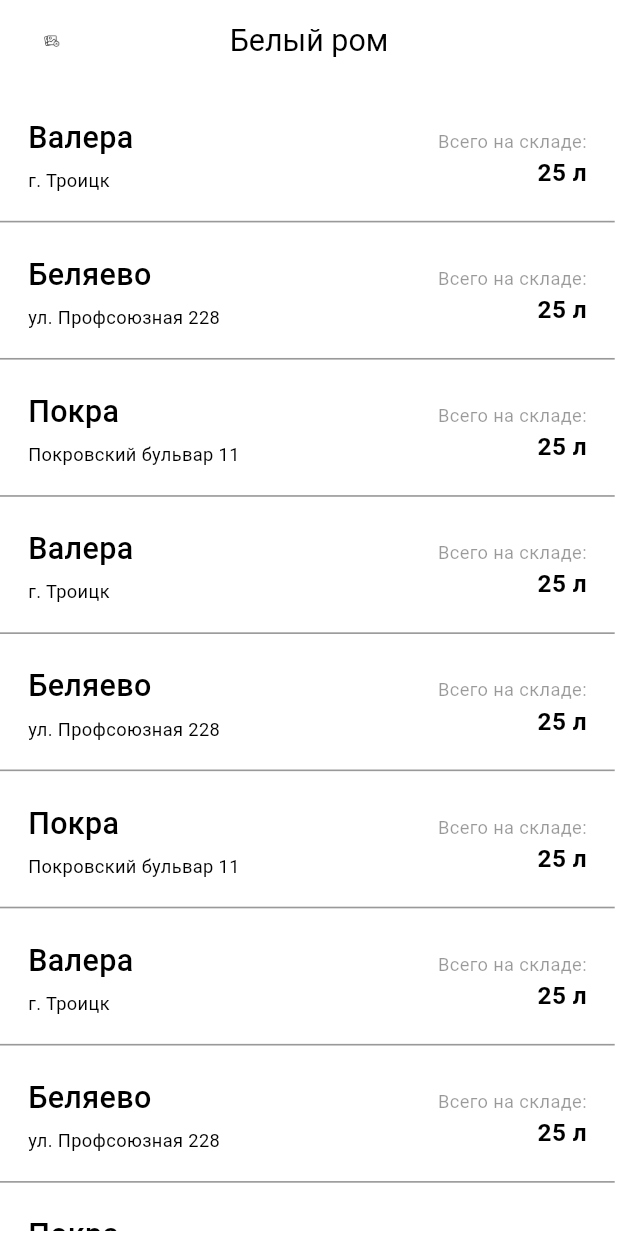
After one commit to nvsich/csevent, a Flutter app: the Dashboard screen opened by its route, after a tap on "На каких складах?", on a phone screen of 412 x 824 dp. The commit adds this screen. Run offline on Flutter 3.47's test engine with Material 3 defaults, Android fonts, the phone set to English and light mode, and no system bars; our stand-ins replace cached_network_image, flutter_svg, pin_code_fields; Roboto replaces fonts that are missing (Montserrat).

Commit message:
add WarehousesWithProductScreen

```diff
--- a/lib/routes/route_generator.dart
+++ b/lib/routes/route_generator.dart
@@ -5,6 +5,7 @@ import 'package:csevent/screens/dashboard/screens/dashboard.dart';
 import 'package:csevent/screens/dashboard/screens/events/add_new_event_screen.dart';
 import 'package:csevent/screens/dashboard/screens/products/add_product_screen.dart';
 import 'package:csevent/screens/dashboard/screens/products/filter_products_screen.dart';
+import 'package:csevent/screens/dashboard/screens/products/warehouses_with_product.dart';
 import 'package:csevent/screens/dashboard/screens/warehouses/add_new_warehouse_screen.dart';
 import 'package:csevent/screens/dashboard/screens/warehouses/add_product_to_warehouse_screen.dart';
 import 'package:csevent/screens/dashboard/screens/warehouses/edit_product_in_warehouse_screen.dart';
@@ -33,6 +34,8 @@ class RouteGenerator {
   static const String addNewProduct = '/dashboard/products/add-new';
 
   static const String filterProducts = '/dashboard/products/filter';
+
+  static const String warehousesWithProduct = '/dashboard/products/warehouses';
 
   static const String profile = '/profile';
 
@@ -103,6 +106,10 @@ class RouteGenerator {
       case filterProducts:
         return MaterialPageRoute(builder: (_) => const FilterProductsScreen());
 
+      case warehousesWithProduct:
+        return MaterialPageRoute(
+            builder: (_) => WarehousesWithProduct(productId: args as String));
+
       default:
         return _errorRoute();
     }
--- a/lib/screens/dashboard/screens/products/products_screen.dart
+++ b/lib/screens/dashboard/screens/products/products_screen.dart
@@ -166,13 +166,18 @@ class ProductsScreen extends StatelessWidget {
           _buildTotal(
             context: context,
             amount: productAmount,
+            productId: productName,
           ),
         ],
       ),
     );
   }
 
-  Widget _buildTotal({required BuildContext context, required String amount}) {
+  Widget _buildTotal({
+    required BuildContext context,
+    required String amount,
+    required String productId,
+  }) {
     return Column(
       crossAxisAlignment: CrossAxisAlignment.end,
       children: [
@@ -194,10 +199,18 @@ class ProductsScreen extends StatelessWidget {
         SizedBox(
           height: 6.v,
         ),
-        Text(
-          "На каких складах?",
-          style: theme.textTheme.labelLarge!.copyWith(
-            color: theme.colorScheme.primary,
+        GestureDetector(
+          onTap: () {
+            Navigator.of(context).pushNamed(
+              RouteGenerator.warehousesWithProduct,
+              arguments: productId,
+            );
+          },
+          child: Text(
+            "На каких складах?",
+            style: theme.textTheme.labelLarge!.copyWith(
+              color: theme.colorScheme.primary,
+            ),
           ),
         )
       ],
--- /dev/null
+++ b/lib/screens/dashboard/screens/products/warehouses_with_product.dart
@@ -0,0 +1,162 @@
+import 'package:csevent/core/app_export.dart';
+import 'package:csevent/widgets/app_bar/appbar_leading_image.dart';
+import 'package:csevent/widgets/app_bar/appbar_title.dart';
+import 'package:csevent/widgets/app_bar/custom_app_bar_image.dart';
+import 'package:flutter/material.dart';
+
+class WarehousesWithProduct extends StatelessWidget {
+  const WarehousesWithProduct({
+    super.key,
+    required this.productId,
+  });
+
+  final String productId;
+
+  @override
+  Widget build(BuildContext context) {
+    return Scaffold(
+      appBar: _buildAppBar(
+        context,
+        name: productId,
+      ),
+      body: Stack(
+        children: [
+          Container(
+            width: double.maxFinite,
+            padding: EdgeInsets.symmetric(vertical: 3.v),
+            child: SingleChildScrollView(
+              child: Column(
+                children: [
+                  _buildWarehouse(context, "Валера", "г. Троицк", "25 л"),
+                  _buildWarehouse(
+                      context, "Беляево", "ул. Профсоюзная 228", "25 л"),
+                  _buildWarehouse(
+                      context, "Покра", "Покровский бульвар 11", "25 л"),
+                  _buildWarehouse(context, "Валера", "г. Троицк", "25 л"),
+                  _buildWarehouse(
+                      context, "Беляево", "ул. Профсоюзная 228", "25 л"),
+                  _buildWarehouse(
+                      context, "Покра", "Покровский бульвар 11", "25 л"),
+                  _buildWarehouse(context, "Валера", "г. Троицк", "25 л"),
+                  _buildWarehouse(
+                      context, "Беляево", "ул. Профсоюзная 228", "25 л"),
+                  _buildWarehouse(
+                      context, "Покра", "Покровский бульвар 11", "25 л"),
+                  _buildWarehouse(context, "Валера", "г. Троицк", "25 л"),
+                  _buildWarehouse(
+                      context, "Беляево", "ул. Профсоюзная 228", "25 л"),
+                  _buildWarehouse(
+                      context, "Покра", "Покровский бульвар 11", "25 л"),
+                ],
+              ),
+            ),
+          ),
+        ],
+      ),
+    );
+  }
+
+  PreferredSizeWidget _buildAppBar(
+    BuildContext context, {
+    required String name,
+  }) {
+    return CustomAppBar(
+      height: 53.v,
+      leadingWidth: 45.h,
+      leading: AppbarLeadingImage(
+        imagePath: ImageConstant.imgNotFound,
+        onTap: () {
+          Navigator.of(context).pop();
+        },
+        margin: EdgeInsets.only(
+          left: 18.h,
+          top: 17.v,
+          bottom: 16.v,
+        ),
+      ),
+      centerTitle: true,
+      title: AppbarTitle(
+        text: name,
+      ),
+    );
+  }
+
+  Widget _buildWarehouse(
+    BuildContext context,
+    String warehouseName,
+    String warehouseAddress,
+    String warehouseAmount,
+  ) {
+    return Container(
+      margin: EdgeInsets.only(right: 2.h),
+      padding: EdgeInsets.all(17.h),
+      decoration: AppDecoration.outlineBlack900,
+      child: Row(
+        mainAxisAlignment: MainAxisAlignment.spaceBetween,
+        crossAxisAlignment: CrossAxisAlignment.end,
+        children: [
+          Padding(
+            padding: EdgeInsets.only(top: 2.v),
+            child: Column(
+              crossAxisAlignment: CrossAxisAlignment.start,
+              children: [
+                Text(
+                  warehouseName,
+                  style: theme.textTheme.titleLarge,
+                ),
+                SizedBox(
+                  height: 5.v,
+                ),
+                Text(
+                  warehouseAddress,
+                  style: theme.textTheme.bodySmall,
+                ),
+              ],
+            ),
+          ),
+          Padding(
+            padding: EdgeInsets.only(
+              top: 9.v,
+              bottom: 2.v,
+            ),
+            child: _buildTotal(
+              context,
+              total: "Всего на складе:",
+              amount: warehouseAmount,
+            ),
+          )
+        ],
+      ),
+    );
+  }
+
+  Widget _buildTotal(
+    BuildContext context, {
+    required String total,
+    required String amount,
+  }) {
+    return Column(
+      crossAxisAlignment: CrossAxisAlignment.end,
+      children: [
+        Text(
+          total,
+          style: CustomTextStyles.bodySmallBlack900.copyWith(
+            color: appTheme.black900.withOpacity(0.4),
+          ),
+        ),
+        SizedBox(
+          height: 1.v,
+        ),
+        Align(
+          alignment: Alignment.centerRight,
+          child: Text(
+            amount,
+            style: theme.textTheme.titleMedium!.copyWith(
+              color: appTheme.black900,
+            ),
+          ),
+        )
+      ],
+    );
+  }
+}
--- a/lib/screens/dashboard/screens/warehouses/edit_product_in_warehouse_screen.dart
+++ b/lib/screens/dashboard/screens/warehouses/edit_product_in_warehouse_screen.dart
@@ -1,5 +1,4 @@
 import 'package:csevent/core/app_export.dart';
-import 'package:csevent/core/utils/size_utils.dart';
 import 'package:csevent/widgets/app_bar/appbar_leading_image.dart';
 import 'package:csevent/widgets/app_bar/appbar_subtitle.dart';
 import 'package:csevent/widgets/app_bar/custom_app_bar_image.dart';
```
